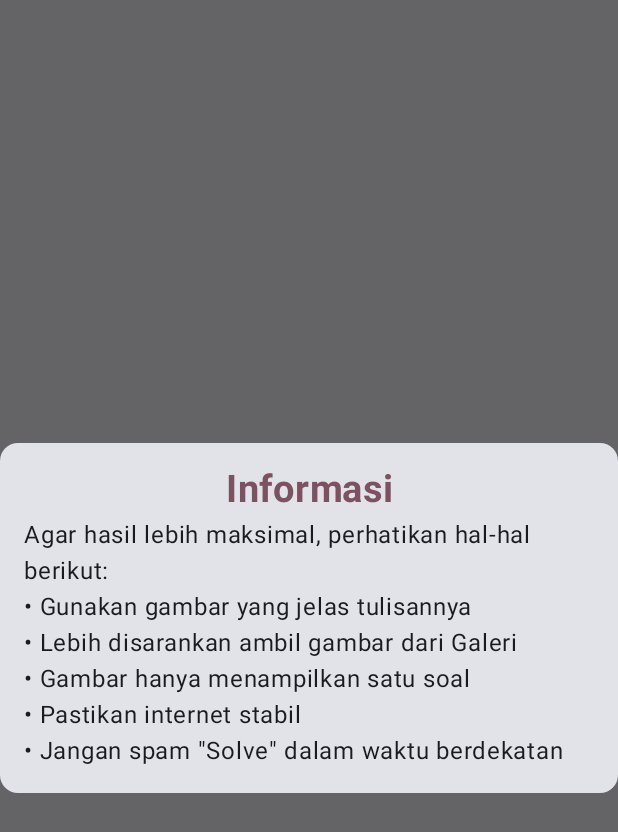
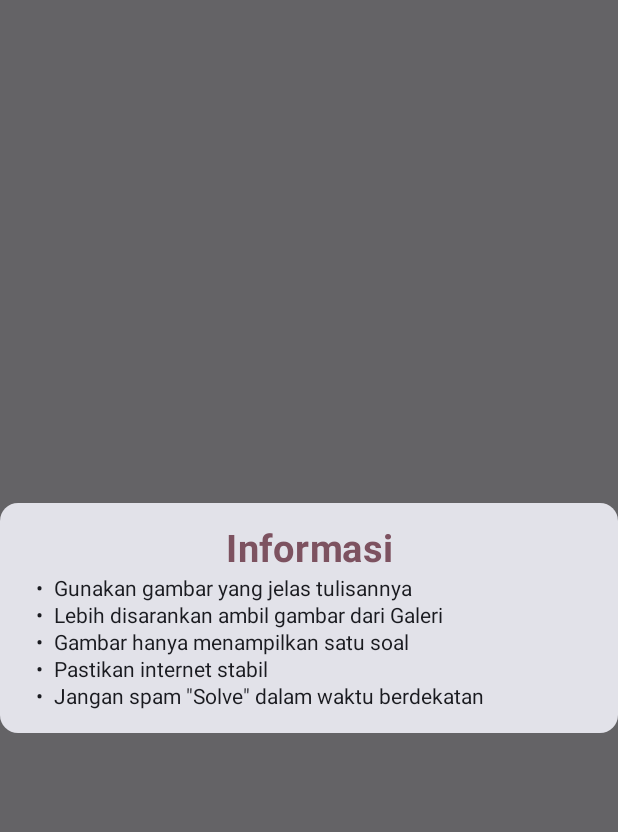
Before and after one commit to Dhanfinix/LensSolver, an Android app built with Jetpack Compose: the composable InfoDialog shown on its own in the app's theme, on a phone screen of 412 x 824 dp. Shown: the top 832 px of the screen. Run offline under Robolectric (Android 15) with nearby library versions, the phone set to English and light mode, and no system bars.

Commit message:
Some ui improvement

```diff
--- a/app/src/main/java/com/dhandev/lenssolver/HomeScreen.kt
+++ b/app/src/main/java/com/dhandev/lenssolver/HomeScreen.kt
@@ -232,7 +232,7 @@ fun HomeScreen(
                     Text(
                         text = "Lens Solver",
                         fontWeight = FontWeight.Black,
-                        textAlign = TextAlign.Center,
+                        textAlign = TextAlign.Start,
                         color = Pink40,
                         fontSize = 18.sp,
                         modifier = Modifier
--- a/app/src/main/java/com/dhandev/lenssolver/InfoDialog.kt
+++ b/app/src/main/java/com/dhandev/lenssolver/InfoDialog.kt
@@ -12,10 +12,12 @@ import androidx.compose.material3.ExperimentalMaterial3Api
 import androidx.compose.material3.Text
 import androidx.compose.runtime.Composable
 import androidx.compose.ui.Modifier
+import androidx.compose.ui.text.TextStyle
 import androidx.compose.ui.text.font.FontWeight
 import androidx.compose.ui.text.style.TextAlign
 import androidx.compose.ui.unit.dp
 import androidx.compose.ui.unit.sp
+import com.dhandev.lenssolver.component.BulletListComp
 import com.dhandev.lenssolver.ui.theme.Pink40
 
 
@@ -28,7 +30,7 @@ fun InfoDialog(
     BasicAlertDialog(onDismissRequest = { onDismiss() }) {
         val btnModifier = Modifier.fillMaxWidth()
         Card{
-            Column(modifier.padding(16.dp)) {
+            Column(Modifier.padding(16.dp)) {
                 Text(
                     modifier = btnModifier,
                     text = "Informasi",
@@ -38,15 +40,17 @@ fun InfoDialog(
                     color = Pink40
                 )
                 Spacer(modifier = Modifier.height(4.dp))
-                Text(
-                    modifier = btnModifier,
-                    text = "Agar hasil lebih maksimal, perhatikan hal-hal berikut:" +
-                            "\n• Gunakan gambar yang jelas tulisannya" +
-                            "\n• Lebih disarankan ambil gambar dari Galeri" +
-                            "\n• Gambar hanya menampilkan satu soal" +
-                            "\n• Pastikan internet stabil" +
-                            "\n• Jangan spam \"Solve\" dalam waktu berdekatan",
-                    textAlign = TextAlign.Start
+                BulletListComp(
+                    btnModifier,
+                    items = listOf(
+                        "Gunakan gambar yang jelas tulisannya",
+                        "Lebih disarankan ambil gambar dari Galeri",
+                        "Gambar hanya menampilkan satu soal",
+                        "Pastikan internet stabil",
+                        "Jangan spam \"Solve\" dalam waktu berdekatan"
+                    ),
+                    style = TextStyle(),
+                    lineSpacing = 2.dp
                 )
             }
         }
--- a/app/src/main/java/com/dhandev/lenssolver/MainActivity.kt
+++ b/app/src/main/java/com/dhandev/lenssolver/MainActivity.kt
@@ -75,12 +75,16 @@ class MainActivity : ComponentActivity() {
                                     // Navigate back to HomeScreen and pass the Uri as a string, removing CameraScreen from the backstack
                                     navController.navigate("${Destinations.HOME.route}?${Destinations.HOME.argument}=${Uri.encode(uri.toString())}") {
                                         popUpTo(Destinations.HOME.route) { inclusive = true }
+                                        restoreState = true
+                                        launchSingleTop = true
                                     }
                                 }
 
                                 override fun onBackClicked() {
                                     navController.navigate(Destinations.HOME.route) {
                                         popUpTo(Destinations.HOME.route) { inclusive = true }
+                                        restoreState = true
+                                        launchSingleTop = true
                                     }
                                 }
                             })
--- a/app/src/main/java/com/dhandev/lenssolver/PromptInputComp.kt
+++ b/app/src/main/java/com/dhandev/lenssolver/PromptInputComp.kt
@@ -38,7 +38,7 @@ fun PromptInputComp(
         },
         modifier = modifier
             .fillMaxWidth()
-            .border(1.dp, Pink40, RoundedCornerShape(20.dp))
+            .border(2.dp, Pink40, RoundedCornerShape(20.dp))
             .clip(RoundedCornerShape(20.dp)), // No border here
         textStyle = textStyle,
         decorationBox = { innerTextField ->
@@ -50,7 +50,7 @@ fun PromptInputComp(
                     Text(
                         text = "Masukkan perintah kustom jika diperlukan",
                         maxLines = 3,
-                        color = Color.LightGray,
+                        color = Color.Gray,
                         style = textStyle
                     )
                 }
--- /dev/null
+++ b/app/src/main/java/com/dhandev/lenssolver/component/BulletListComp.kt
@@ -0,0 +1,43 @@
+package com.dhandev.lenssolver.component
+
+import androidx.compose.foundation.layout.Column
+import androidx.compose.foundation.layout.Row
+import androidx.compose.foundation.layout.Spacer
+import androidx.compose.foundation.layout.height
+import androidx.compose.foundation.layout.width
+import androidx.compose.material3.Text
+import androidx.compose.runtime.Composable
+import androidx.compose.ui.Modifier
+import androidx.compose.ui.text.TextStyle
+import androidx.compose.ui.text.style.TextAlign
+import androidx.compose.ui.unit.Dp
+import androidx.compose.ui.unit.dp
+
+@Composable
+fun BulletListComp(
+    modifier: Modifier = Modifier,
+    style: TextStyle,
+    indent: Dp = 20.dp,
+    lineSpacing: Dp = 0.dp,
+    items: List<String>,
+) {
+    Column(modifier = modifier) {
+        items.forEach {
+            Row {
+                Text(
+                    text = "\u2022",
+                    style = style.copy(textAlign = TextAlign.Center),
+                    modifier = Modifier.width(indent),
+                )
+                Text(
+                    text = it,
+                    style = style,
+                    modifier = Modifier.weight(1f, fill = true),
+                )
+            }
+            if (lineSpacing > 0.dp && it != items.last()) {
+                Spacer(modifier = Modifier.height(lineSpacing))
+            }
+        }
+    }
+}
```
Also changed, not shown: app/src/main/java/com/dhandev/lenssolver/LensDialog.kt (+7 -0 lines).
